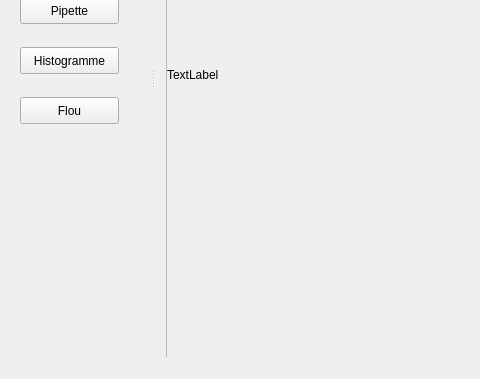
The window that MainWindow.ui (SkyHeaven/GMN) describes before a commit, drawn with Qt 5; both pictures show x 0 to 480 and y 221 to 600 of the 800 by 600 pixel window.
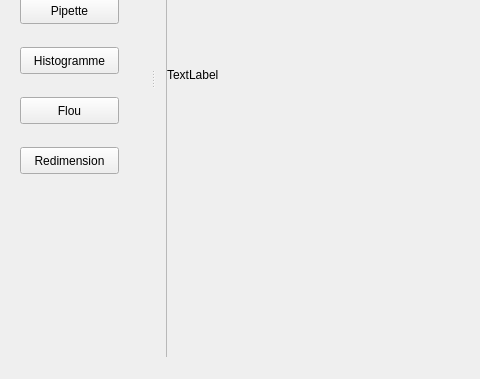
The same window after the commit.

Commit message: amelioration interface avec ajout histo, redimension

What changed in the file:
```diff
--- a/MainWindow.ui
+++ b/MainWindow.ui
@@ -194,6 +194,19 @@
       <string>Flou</string>
      </property>
     </widget>
+    <widget class="QPushButton" name="Redimension">
+     <property name="geometry">
+      <rect>
+       <x>20</x>
+       <y>330</y>
+       <width>99</width>
+       <height>27</height>
+      </rect>
+     </property>
+     <property name="text">
+      <string>Redimension</string>
+     </property>
+    </widget>
    </widget>
   </widget>
   <widget class="QDockWidget" name="Option">
```
The commit also changes 8 other files.
